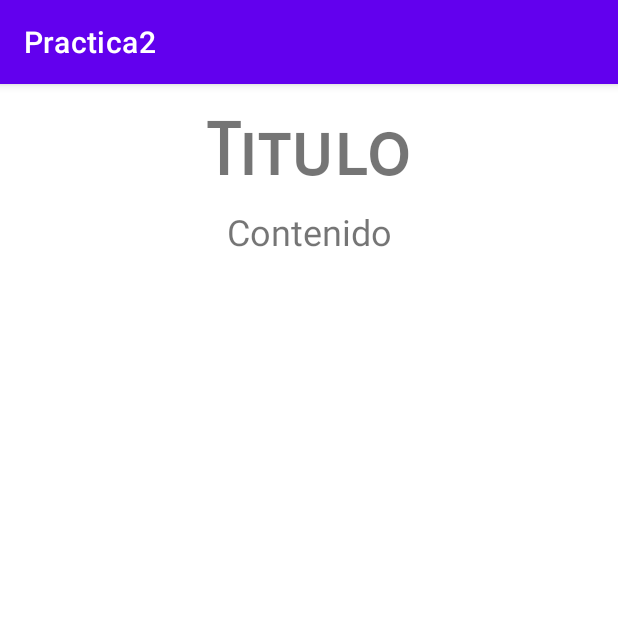
After one commit to sochoa2021joelsemperedura/Practica2, an Android app: the TextoActivity screen opened directly, with no data from a screen before it, on a phone screen of 412 x 824 dp, the top half of it. The commit adds this screen. Run offline under Robolectric (Android 15) with nearby library versions, the phone set to English and light mode, and no system bars.

Commit message:
Opcional1 - Botones vinculados,identificadores de extra, falta crear los eventos de pasar de una view a otra y revisar que esta todo correcto

```diff
--- /dev/null
+++ b/app/src/main/java/net/iessochoa/joelsemperedura/practica2/TextoActivity.java
@@ -0,0 +1,34 @@
+package net.iessochoa.joelsemperedura.practica2;
+
+import androidx.appcompat.app.AppCompatActivity;
+import android.os.Bundle;
+import android.widget.TextView;
+
+public class TextoActivity extends AppCompatActivity {
+/*
+Joel Sempere Durá
+Parte opcional 1 - Activity que abre el texto ampliado de la receta activity ya sea ingredientes
+descripcion o receta.
+
+ */
+    TextView tvTitulo;
+    TextView tvContenido;
+
+    //Etiquetas para los extras
+    public static final String EXTRA_TITULO="TextoActivity.TITULO";
+    public static final String EXTRA_CONTENIDO="TextoActivity.CONTENIDO";
+
+    @Override
+    protected void onCreate(Bundle savedInstanceState) {
+        super.onCreate(savedInstanceState);
+        setContentView(R.layout.activity_texto);
+        //Iniciamos views
+        iniciaViews();
+
+        //AHORA AQUI HAY QUE SUSTITUIR EL CONTENIDO POR EL CLICADO EN RECETA
+    }
+    private void iniciaViews(){
+        tvTitulo=findViewById(R.id.tvTitulo);
+        tvContenido=findViewById(R.id.tvContenido);
+    }
+}
--- /dev/null
+++ b/app/src/main/res/layout/activity_texto.xml
@@ -0,0 +1,35 @@
+<?xml version="1.0" encoding="utf-8"?>
+<androidx.constraintlayout.widget.ConstraintLayout
+    xmlns:android="http://schemas.android.com/apk/res/android"
+    xmlns:tools="http://schemas.android.com/tools"
+    xmlns:app="http://schemas.android.com/apk/res-auto"
+    android:layout_width="match_parent"
+    android:layout_height="match_parent"
+    tools:context=".TextoActivity">
+
+  <TextView
+      android:id="@+id/tvContenido"
+      android:layout_width="wrap_content"
+      android:layout_height="wrap_content"
+      android:layout_marginStart="16dp"
+      android:layout_marginTop="8dp"
+      android:layout_marginEnd="16dp"
+      android:text="@string/stContenido"
+      android:textSize="24sp"
+      app:layout_constraintEnd_toEndOf="parent"
+      app:layout_constraintStart_toStartOf="parent"
+      app:layout_constraintTop_toBottomOf="@+id/tvTitulo" />
+
+  <TextView
+      android:id="@+id/tvTitulo"
+      android:layout_width="wrap_content"
+      android:layout_height="0dp"
+      android:layout_marginTop="16dp"
+      android:fontFamily="sans-serif-smallcaps"
+      android:text="@string/stTitulo"
+      android:textSize="48sp"
+      android:textStyle="bold"
+      app:layout_constraintEnd_toEndOf="parent"
+      app:layout_constraintStart_toStartOf="parent"
+      app:layout_constraintTop_toTopOf="parent" />
+</androidx.constraintlayout.widget.ConstraintLayout>
--- a/app/src/main/res/values-night/strings.xml
+++ b/app/src/main/res/values-night/strings.xml
@@ -14,4 +14,6 @@
     <string name="stIngredientes">Ingredientes</string>
     <string name="stTituloReceta">Entrecot con verduras</string>
     <string name="stLorem">Lorem ipsum dolor sit amet, consectetur adipisicing elit. Autem vel quam animi quibusdam dolorem debitis aliquam reiciendis. Qui sunt est, consequuntur iste aperiam aspernatur! Adipisci animi reiciendis fuga tempora nihil. Consectetur similique in aut praesentium placeat animi provident ullam eos cupiditate, harum minus soluta quas sapiente aliquid eaque dolore, exercitationem iure voluptates voluptas sint unde explicabo porro ex eligendi. Natus.</string>
+    <string name="stTitulo">Titulo</string>
+    <string name="stContenido">Contenido</string>
 </resources>
--- a/app/src/main/res/values/strings.xml
+++ b/app/src/main/res/values/strings.xml
@@ -23,4 +23,6 @@
     Ullam, perferendis quia! Id debitis sapiente nihil similique doloremque doloribus! Molestiae necessitatibus, tempora ducimus error voluptatem officia ipsa in dolore accusantium laborum ea voluptates sit quis! Dolore nesciunt reiciendis corporis.
     Minus accusantium dolores neque velit? Iusto, earum? Tenetur quisquam id neque delectus ratione molestiae eius, repellendus qui, officiis tempore accusamus sunt provident corporis quia ipsa vero. Nesciunt expedita perferendis fuga?
     Reprehenderit quia explicabo quas culpa nostrum esse voluptatum dolores odit mollitia non nemo quo quidem fugiat eligendi aperiam molestias, totam quaerat maiores blanditiis unde minus consequuntur ipsam provident? Eveniet, nam.</string>
+    <string name="stTitulo">Titulo</string>
+    <string name="stContenido">Contenido</string>
 </resources>
```
Also changed, not shown: app/src/main/AndroidManifest.xml (+6 -3 lines), app/src/main/java/net/iessochoa/joelsemperedura/practica2/RecetaActivity.java (+37 -1 lines), app/src/main/res/layout/activity_receta.xml (+12 -9 lines).
